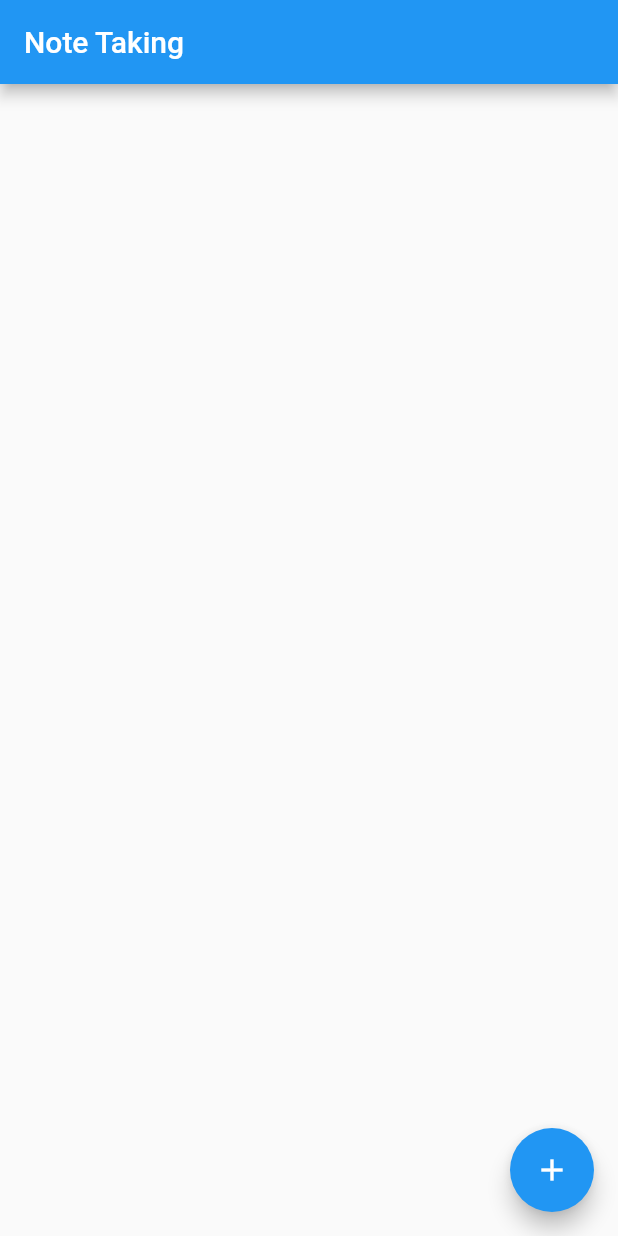
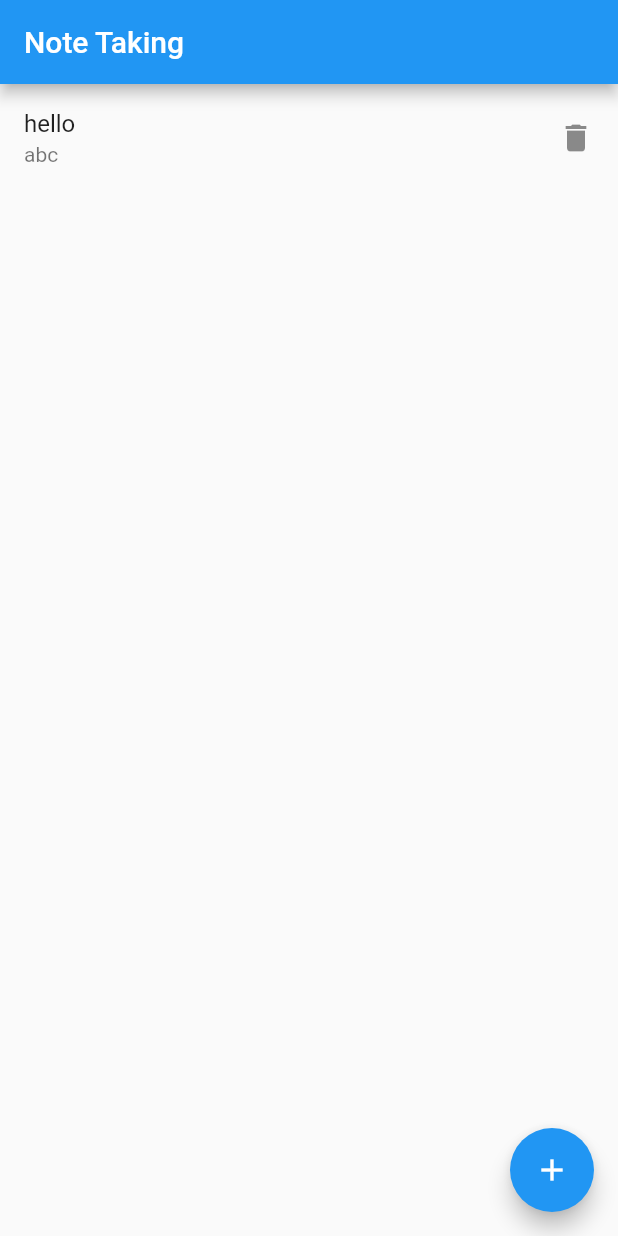
Before and after one commit to TawhidHassan/flutter-Note-App, a Flutter app: the screen it shows after launch, on a phone screen of 412 x 824 dp. Run offline on Flutter 3.47's test engine with Material 2 defaults, Android fonts, the phone set to English and light mode, and no system bars.

Commit message:
get list and show in main dart file mens home page

```diff
--- a/lib/main.dart
+++ b/lib/main.dart
@@ -1,4 +1,5 @@
 import 'package:flutter/material.dart';
+import 'package:flutter_note_app/services/notes_services.dart';
 
 void main() {
   runApp(MyApp());
@@ -17,6 +18,8 @@ class MyApp extends StatelessWidget {
 
 class Home extends StatelessWidget {
   TextEditingController _titleController = TextEditingController();
+  final noteServices=NotesServices();
+
 
   void showBottomModal(BuildContext context){
     showModalBottomSheet(context: context, builder: (Contxt){
@@ -54,8 +57,19 @@ class Home extends StatelessWidget {
       appBar: AppBar(
         title: Text("Note Taking"),
       ),
+      body: ListView(
+        children: noteServices.getNotes.map(
+              (item) =>ListTile(
+                title: Text(item.title),
+                subtitle: Text(item.createdAt),
+                trailing:Icon(Icons.delete) ,
+              )
+        ).toList(),
+
+      ),
       floatingActionButton: FloatingActionButton(
         onPressed: ()=>showBottomModal(context),
+
         child: Icon(Icons.add),
       ),
     );
--- a/lib/models/notes_model.dart
+++ b/lib/models/notes_model.dart
@@ -5,7 +5,7 @@ import 'package:flutter/material.dart';
 class NotesModel {
   String id;
   String title;
-  DateTime createdAt;
+  String createdAt;
 
   NotesModel({
     @required this.id,
--- a/lib/services/notes_services.dart
+++ b/lib/services/notes_services.dart
@@ -4,11 +4,7 @@ class NotesServices{
 
   List<NotesModel> _notes =
   [
-    {
-      "id":1,
-      "title":'hello worlds',
-      "createdAt":"abc"
-    }
+    NotesModel(id: "1", title: "hello", createdAt: "abc")
   ];
 
   List<NotesModel> get getNotes =>_notes;
```
